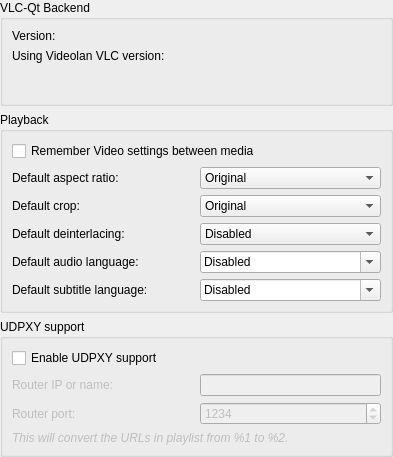
Qt form src/ui/settings/SettingsBackend.ui (ntadej/tano) before a commit.
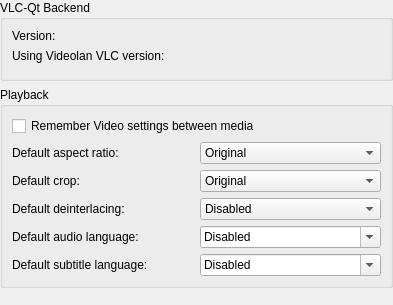
The same form after that commit. Icons and pictures are not drawn.

Patch:
```diff
--- a/src/ui/settings/SettingsBackend.ui
+++ b/src/ui/settings/SettingsBackend.ui
@@ -7,7 +7,7 @@
     <x>0</x>
     <y>0</y>
     <width>393</width>
-    <height>457</height>
+    <height>305</height>
    </rect>
   </property>
   <layout class="QVBoxLayout" name="verticalLayout">
@@ -50,19 +50,6 @@
         </property>
        </widget>
       </item>
-      <item row="4" column="0">
-       <spacer name="verticalSpacer">
-        <property name="orientation">
-         <enum>Qt::Vertical</enum>
-        </property>
-        <property name="sizeHint" stdset="0">
-         <size>
-          <width>20</width>
-          <height>40</height>
-         </size>
-        </property>
-       </spacer>
-      </item>
      </layout>
     </widget>
    </item>
@@ -255,79 +242,17 @@
     </widget>
    </item>
    <item>
-    <widget class="QGroupBox" name="groupUdpxy">
-     <property name="title">
-      <string>UDPXY support</string>
+    <spacer name="verticalSpacer">
+     <property name="orientation">
+      <enum>Qt::Vertical</enum>
      </property>
-     <layout class="QGridLayout" name="gridLayout">
-      <item row="0" column="0" colspan="2">
-       <widget class="QCheckBox" name="checkUdpxy">
-        <property name="text">
-         <string>Enable UDPXY support</string>
-        </property>
-       </widget>
-      </item>
-      <item row="1" column="1">
-       <widget class="QLineEdit" name="editUdpxyUrl">
-        <property name="enabled">
-         <bool>false</bool>
-        </property>
-        <property name="sizePolicy">
-         <sizepolicy hsizetype="Preferred" vsizetype="Fixed">
-          <horstretch>0</horstretch>
-          <verstretch>0</verstretch>
-         </sizepolicy>
-        </property>
-       </widget>
-      </item>
-      <item row="2" column="1">
-       <widget class="QSpinBox" name="editUdpxyPort">
-        <property name="enabled">
-         <bool>false</bool>
-        </property>
-        <property name="maximum">
-         <number>9999</number>
-        </property>
-        <property name="value">
-         <number>1234</number>
-        </property>
-       </widget>
-      </item>
-      <item row="1" column="0">
-       <widget class="QLabel" name="labelUdpxyUrl">
-        <property name="enabled">
-         <bool>false</bool>
-        </property>
-        <property name="text">
-         <string>Router IP or name:</string>
-        </property>
-       </widget>
-      </item>
-      <item row="2" column="0">
-       <widget class="QLabel" name="labelUdpxyPort">
-        <property name="enabled">
-         <bool>false</bool>
-        </property>
-        <property name="text">
-         <string>Router port:</string>
-        </property>
-       </widget>
-      </item>
-      <item row="3" column="0" colspan="2">
-       <widget class="QLabel" name="labelUdpxyInfo">
-        <property name="enabled">
-         <bool>false</bool>
-        </property>
-        <property name="text">
-         <string>&lt;i&gt;This will convert the URLs in playlist from %1 to %2.&lt;/i&gt;</string>
-        </property>
-        <property name="wordWrap">
-         <bool>true</bool>
-        </property>
-       </widget>
-      </item>
-     </layout>
-    </widget>
+     <property name="sizeHint" stdset="0">
+      <size>
+       <width>20</width>
+       <height>40</height>
+      </size>
+     </property>
+    </spacer>
    </item>
   </layout>
  </widget>
```
Left out of the diff: 83 changed lines with no effect on the pictures.
